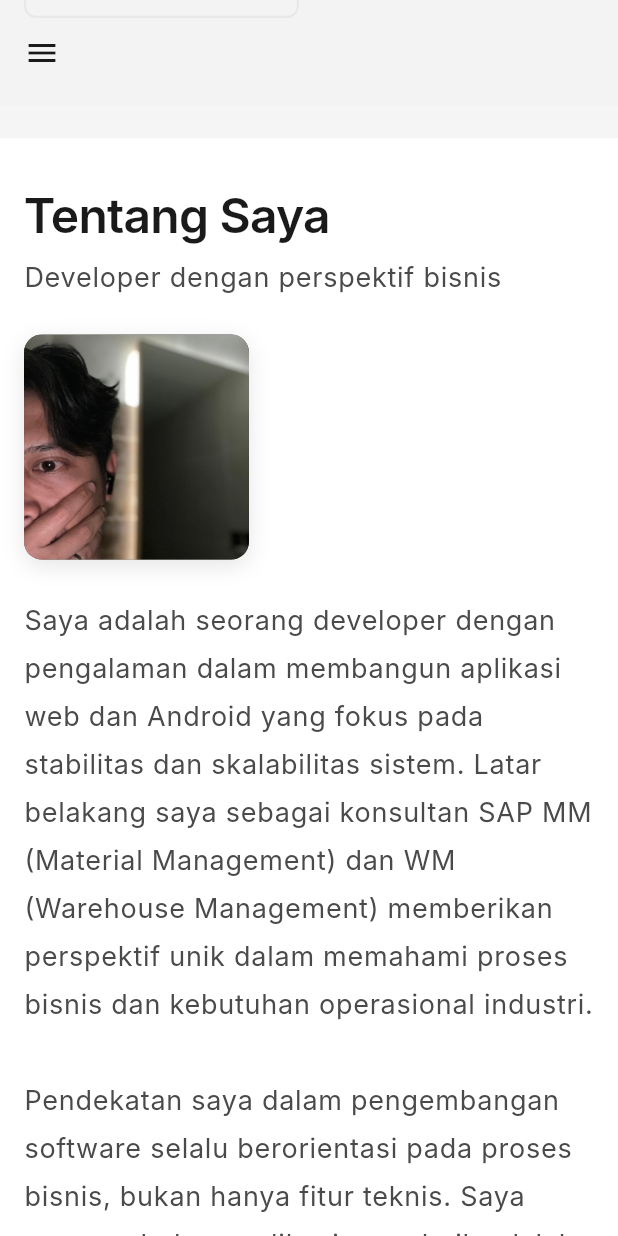
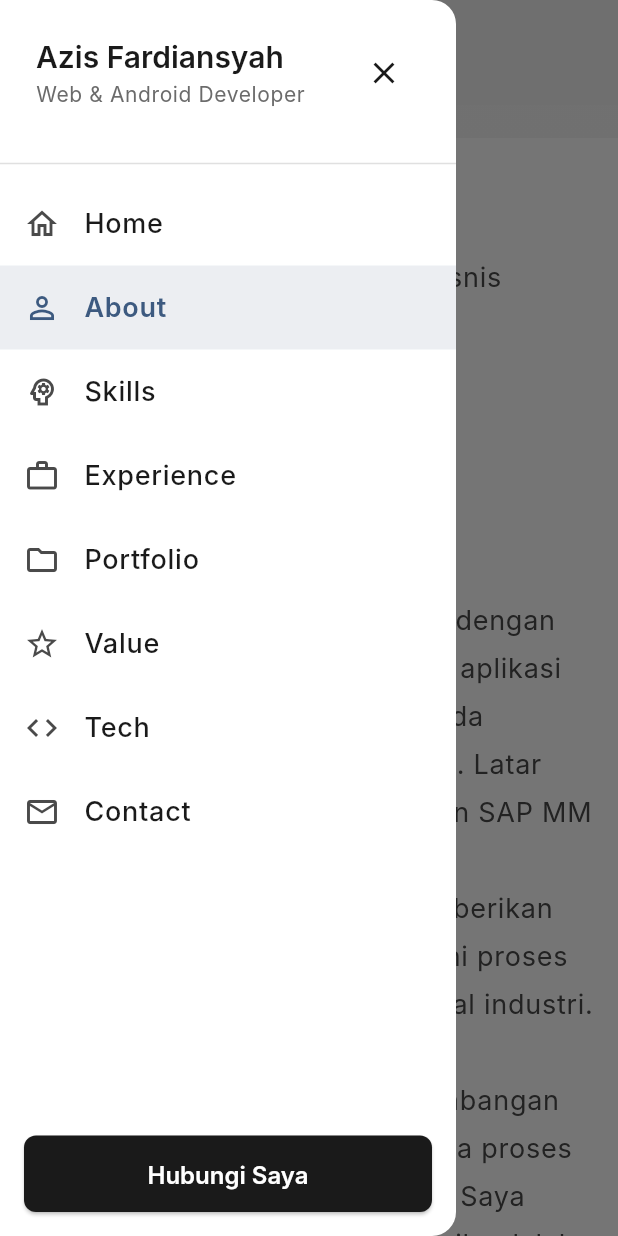
Before and after one commit to azizfardiansyah/azizafardiansyahporto, a Flutter app: the screen it shows after launch, scrolled down 576 dp, after a tap on the "menu" icon, on a phone screen of 412 x 824 dp. Run offline on Flutter 3.47's test engine with Material 3 defaults, Android fonts, the phone set to English and light mode, and no system bars; missing offline and left inert: dart:html; Roboto replaces fonts that are missing (Inter).

Commit message:
ERROR scafold

```diff
--- a/lib/pages/home_page.dart
+++ b/lib/pages/home_page.dart
@@ -21,6 +21,7 @@ class HomePage extends StatefulWidget {
 
 class _HomePageState extends State<HomePage> {
   final ScrollController _scrollController = ScrollController();
+  final GlobalKey<ScaffoldState> _scaffoldKey = GlobalKey<ScaffoldState>();
   bool _isScrolled = false;
   int _activeSection = 0;
 
@@ -141,6 +142,7 @@ class _HomePageState extends State<HomePage> {
     final isMobile = Responsive.isMobile(context);
 
     return Scaffold(
+      key: _scaffoldKey,
       extendBodyBehindAppBar: true,
       appBar: _buildAppBar(context, isMobile),
       drawer: isMobile ? _buildDrawer(context) : null,
@@ -221,7 +223,7 @@ class _HomePageState extends State<HomePage> {
                 Icons.menu,
                 color: _isScrolled ? AppTheme.textPrimary : AppTheme.textPrimary,
               ),
-              onPressed: () => Scaffold.of(context).openDrawer(),
+              onPressed: () => _scaffoldKey.currentState?.openDrawer(),
             )
           : Padding(
               padding: const EdgeInsets.only(left: AppTheme.spacingLg),
--- a/lib/sections/skills_section.dart
+++ b/lib/sections/skills_section.dart
@@ -76,18 +76,22 @@ class SkillsSection extends StatelessWidget {
         ),
         const SizedBox(height: AppTheme.spacingLg),
 
-        GridView.builder(
-          shrinkWrap: true,
-          physics: const NeverScrollableScrollPhysics(),
-          gridDelegate: SliverGridDelegateWithFixedCrossAxisCount(
-            crossAxisCount: isMobile ? 1 : (Responsive.isTablet(context) ? 2 : 3),
-            crossAxisSpacing: AppTheme.spacingMd,
-            mainAxisSpacing: AppTheme.spacingMd,
-            childAspectRatio: isMobile ? 2.2 : 1.4,
-          ),
-          itemCount: categories.length,
-          itemBuilder: (context, index) {
-            return _buildSkillCard(context, categories[index]);
+        LayoutBuilder(
+          builder: (context, constraints) {
+            final crossAxisCount = isMobile ? 1 : (Responsive.isTablet(context) ? 2 : 3);
+            final spacing = AppTheme.spacingMd;
+            final itemWidth = (constraints.maxWidth - (spacing * (crossAxisCount - 1))) / crossAxisCount;
+
+            return Wrap(
+              spacing: spacing,
+              runSpacing: spacing,
+              children: categories.map((category) {
+                return SizedBox(
+                  width: itemWidth,
+                  child: _buildSkillCard(context, category),
+                );
+              }).toList(),
+            );
           },
         ),
       ],
@@ -98,6 +102,7 @@ class SkillsSection extends StatelessWidget {
     return InfoCard(
       child: Column(
         crossAxisAlignment: CrossAxisAlignment.start,
+        mainAxisSize: MainAxisSize.min,
         children: [
           Text(
             category.title,
@@ -107,18 +112,14 @@ class SkillsSection extends StatelessWidget {
           Text(
             category.description,
             style: Theme.of(context).textTheme.bodySmall,
-            maxLines: 2,
-            overflow: TextOverflow.ellipsis,
           ),
           const SizedBox(height: AppTheme.spacingMd),
-          Expanded(
-            child: Wrap(
-              spacing: AppTheme.spacingXs,
-              runSpacing: AppTheme.spacingXs,
-              children: category.skills
-                  .map((skill) => SkillChip(label: skill))
-                  .toList(),
-            ),
+          Wrap(
+            spacing: AppTheme.spacingXs,
+            runSpacing: AppTheme.spacingXs,
+            children: category.skills
+                .map((skill) => SkillChip(label: skill))
+                .toList(),
           ),
         ],
       ),
--- a/lib/widgets/common_widgets.dart
+++ b/lib/widgets/common_widgets.dart
@@ -93,15 +93,10 @@ class InfoCard extends StatelessWidget {
 
   @override
   Widget build(BuildContext context) {
-    return Material(
-      color: backgroundColor ?? AppTheme.surfaceWhite,
-      borderRadius: BorderRadius.circular(AppTheme.radiusLg),
-      child: InkWell(
-        onTap: onTap,
-        borderRadius: BorderRadius.circular(AppTheme.radiusLg),
-        child: Container(
+    final content = Container(
       padding: padding ?? const EdgeInsets.all(AppTheme.spacingLg),
       decoration: BoxDecoration(
+        color: backgroundColor ?? AppTheme.surfaceWhite,
         borderRadius: BorderRadius.circular(AppTheme.radiusLg),
         border: Border.all(color: AppTheme.divider),
         boxShadow: const [
@@ -113,9 +108,21 @@ class InfoCard extends StatelessWidget {
         ],
       ),
       child: child,
-        ),
+    );
+
+    if (onTap != null) {
+      return Material(
+        color: Colors.transparent,
+        borderRadius: BorderRadius.circular(AppTheme.radiusLg),
+        child: InkWell(
+          onTap: onTap,
+          borderRadius: BorderRadius.circular(AppTheme.radiusLg),
+          child: content,
         ),
       );
+    }
+
+    return content;
   }
 }
 
```
Lines whose indentation alone changed are shown as unchanged.
